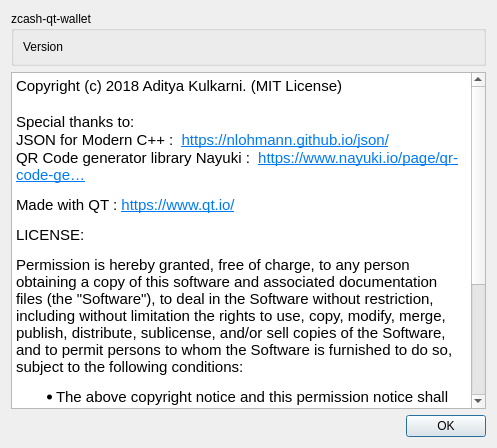
z-bitcoinz/BitcoinZ_Blue, file src/about.ui: the form before one commit.
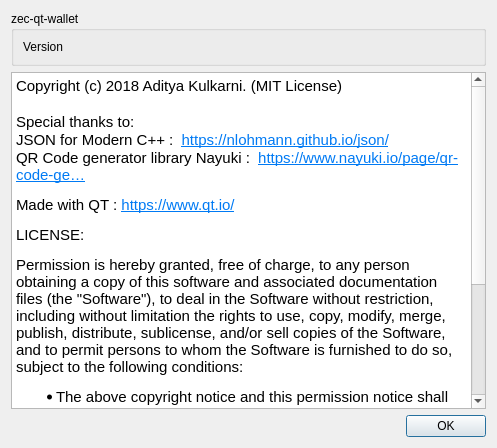
The form after the commit.

Commit message: rename to zec-qt-wallet

```diff
--- a/src/about.ui
+++ b/src/about.ui
@@ -17,7 +17,7 @@
    <item>
     <widget class="QGroupBox" name="groupBox">
      <property name="title">
-      <string>zcash-qt-wallet</string>
+      <string>zec-qt-wallet</string>
      </property>
      <layout class="QVBoxLayout" name="verticalLayout_2">
       <item>
```
The commit also changes 12 other files.
